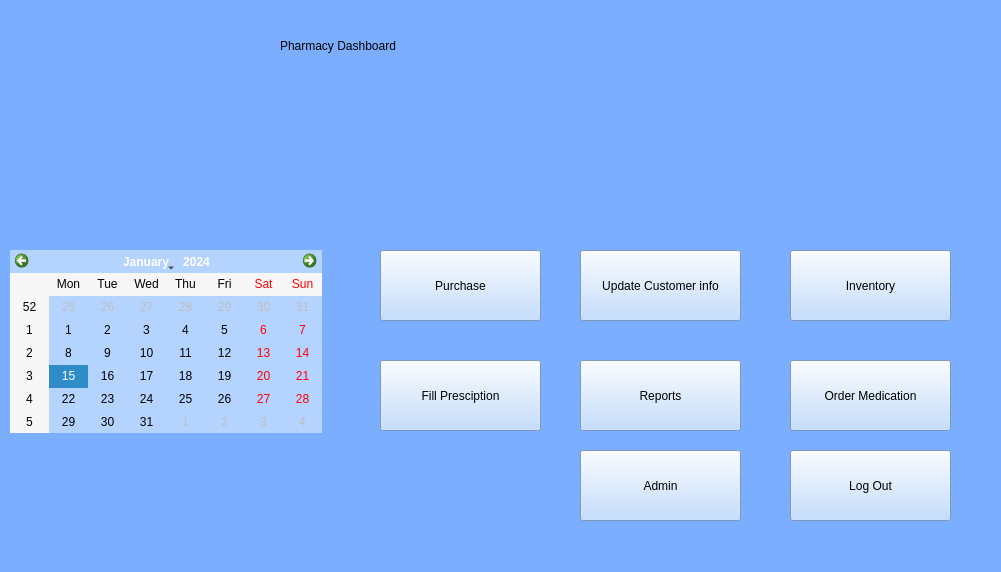
Qt form UI/Dashboard.ui (BennettPJ/SFWE403-Sem-Proj) before a commit.
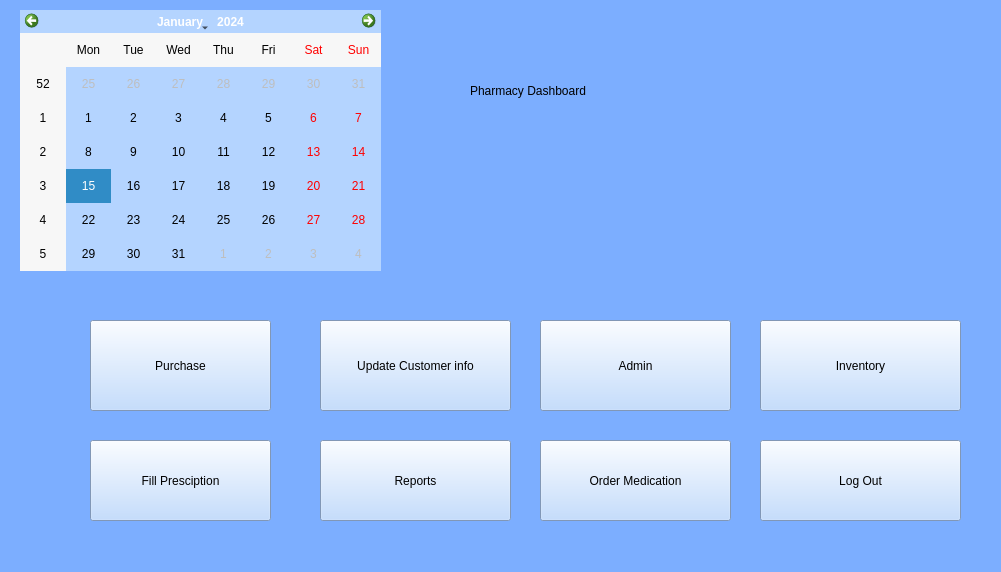
The same form after that commit. Icons and pictures are not drawn.

Patch:
```diff
--- a/UI/Dashboard.ui
+++ b/UI/Dashboard.ui
@@ -27,10 +27,10 @@
    <widget class="QPushButton" name="fillPrescripButton">
     <property name="geometry">
      <rect>
-      <x>380</x>
-      <y>360</y>
-      <width>161</width>
-      <height>71</height>
+      <x>90</x>
+      <y>440</y>
+      <width>181</width>
+      <height>81</height>
      </rect>
     </property>
     <property name="sizePolicy">
@@ -59,10 +59,10 @@
    <widget class="QPushButton" name="updateCustomerInfoButton">
     <property name="geometry">
      <rect>
-      <x>580</x>
-      <y>250</y>
-      <width>161</width>
-      <height>71</height>
+      <x>320</x>
+      <y>320</y>
+      <width>191</width>
+      <height>91</height>
      </rect>
     </property>
     <property name="sizePolicy">
@@ -91,10 +91,10 @@
    <widget class="QPushButton" name="InventoryButton">
     <property name="geometry">
      <rect>
-      <x>790</x>
-      <y>250</y>
-      <width>161</width>
-      <height>71</height>
+      <x>760</x>
+      <y>320</y>
+      <width>201</width>
+      <height>91</height>
      </rect>
     </property>
     <property name="sizePolicy">
@@ -123,10 +123,10 @@
    <widget class="QLabel" name="label">
     <property name="geometry">
      <rect>
-      <x>280</x>
-      <y>10</y>
-      <width>411</width>
-      <height>71</height>
+      <x>470</x>
+      <y>20</y>
+      <width>381</width>
+      <height>141</height>
      </rect>
     </property>
     <property name="sizePolicy">
@@ -137,19 +137,22 @@
     </property>
     <property name="styleSheet">
      <string notr="true">font: 75 26pt &quot;Comic Sans MS&quot;;
-text-align: center;</string>
+</string>
     </property>
     <property name="text">
      <string>Pharmacy Dashboard</string>
     </property>
+    <property name="wordWrap">
+     <bool>true</bool>
+    </property>
    </widget>
    <widget class="QPushButton" name="InventoryButton_2">
     <property name="geometry">
      <rect>
-      <x>790</x>
-      <y>360</y>
-      <width>161</width>
-      <height>71</height>
+      <x>540</x>
+      <y>440</y>
+      <width>191</width>
+      <height>81</height>
      </rect>
     </property>
     <property name="sizePolicy">
@@ -178,10 +181,10 @@
    <widget class="QPushButton" name="InventoryButton_3">
     <property name="geometry">
      <rect>
-      <x>580</x>
-      <y>360</y>
-      <width>161</width>
-      <height>71</height>
+      <x>320</x>
+      <y>440</y>
+      <width>191</width>
+      <height>81</height>
      </rect>
     </property>
     <property name="sizePolicy">
@@ -210,10 +213,10 @@
    <widget class="QPushButton" name="InventoryButton_4">
     <property name="geometry">
      <rect>
-      <x>380</x>
-      <y>250</y>
-      <width>161</width>
-      <height>71</height>
+      <x>90</x>
+      <y>320</y>
+      <width>181</width>
+      <height>91</height>
      </rect>
     </property>
     <property name="sizePolicy">
@@ -242,10 +245,10 @@
    <widget class="QPushButton" name="InventoryButton_5">
     <property name="geometry">
      <rect>
-      <x>580</x>
-      <y>450</y>
-      <width>161</width>
-      <height>71</height>
+      <x>540</x>
+      <y>320</y>
+      <width>191</width>
+      <height>91</height>
      </rect>
     </property>
     <property name="sizePolicy">
@@ -274,10 +277,10 @@
    <widget class="QPushButton" name="InventoryButton_6">
     <property name="geometry">
      <rect>
-      <x>790</x>
-      <y>450</y>
-      <width>161</width>
-      <height>71</height>
+      <x>760</x>
+      <y>440</y>
+      <width>201</width>
+      <height>81</height>
      </rect>
     </property>
     <property name="sizePolicy">
@@ -306,12 +309,18 @@
    <widget class="QCalendarWidget" name="calendarWidget">
     <property name="geometry">
      <rect>
-      <x>10</x>
-      <y>250</y>
-      <width>312</width>
-      <height>183</height>
+      <x>20</x>
+      <y>10</y>
+      <width>361</width>
+      <height>261</height>
      </rect>
     </property>
+    <property name="sizePolicy">
+     <sizepolicy hsizetype="Fixed" vsizetype="Fixed">
+      <horstretch>0</horstretch>
+      <verstretch>0</verstretch>
+     </sizepolicy>
+    </property>
     <property name="styleSheet">
      <string notr="true">background-color: rgb(180, 212, 255);</string>
     </property>
```
Left out of the diff: 21 changed lines with no effect on the pictures.
